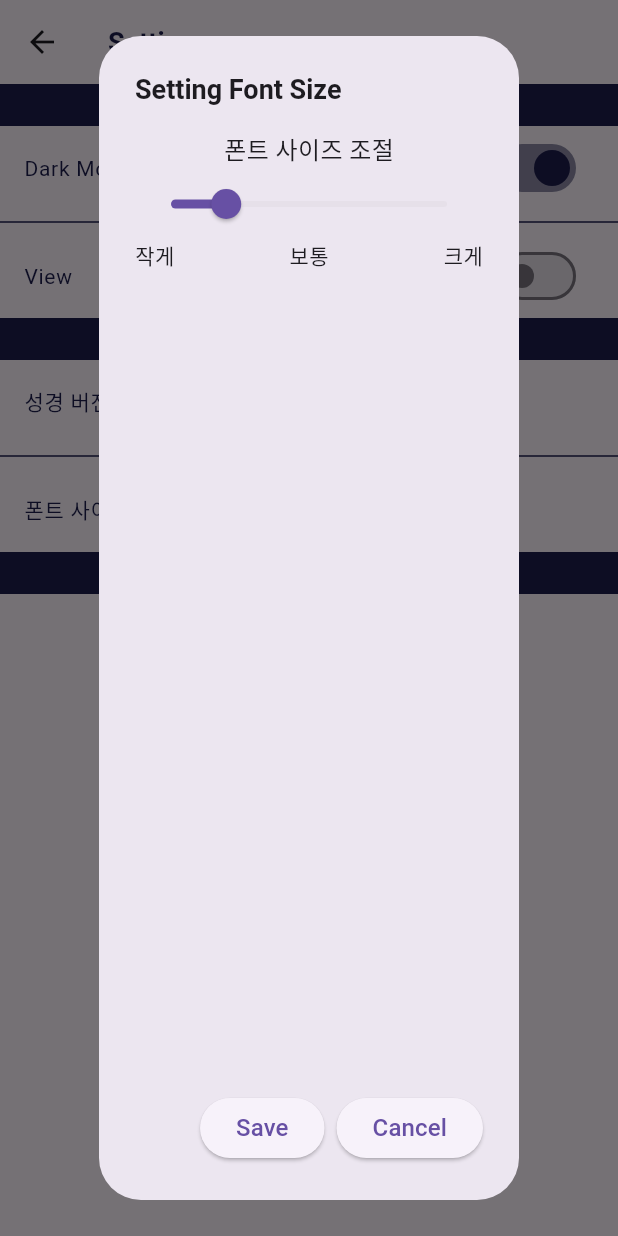
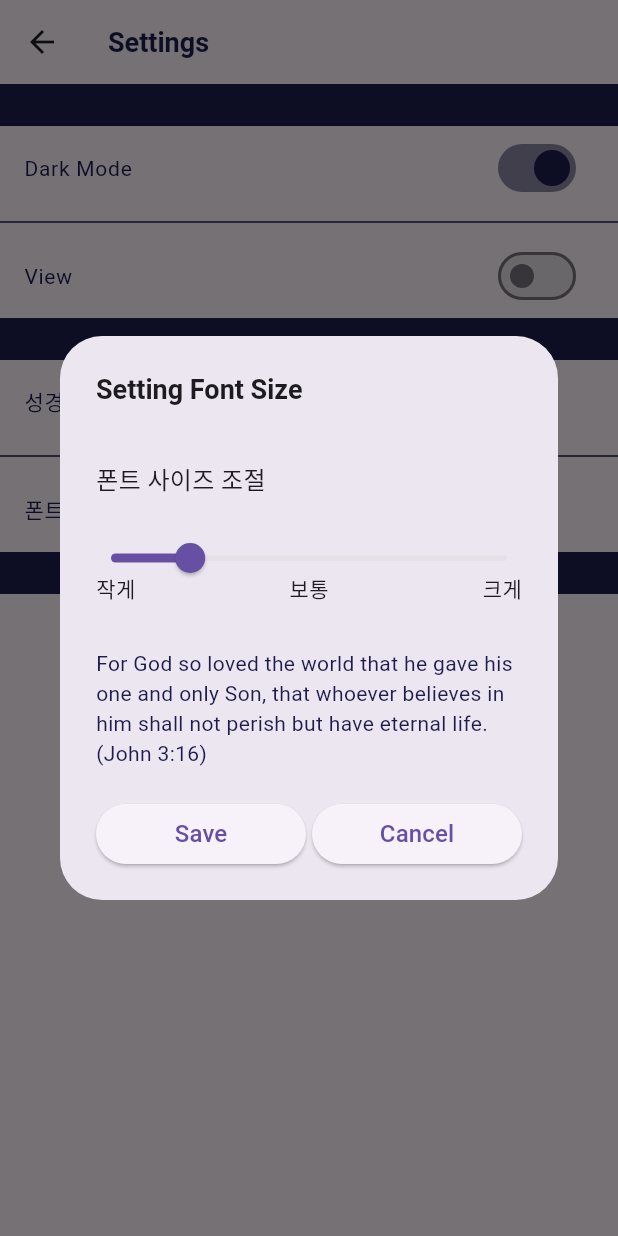
Before and after one commit to logiggi/lifoveBible, a Flutter app: the SettingPage screen opened by its route, after a tap on "폰트 사이즈", on a phone screen of 412 x 824 dp. Run offline on Flutter 3.47's test engine with Material 3 defaults, Android fonts, the phone set to English and light mode, and no system bars; our stand-ins replace dio, permission_handler; missing offline and left inert: dart:ffi.

Commit message:
폰트사이즈 수정 Alert 수정

```diff
--- a/lib/setting.dart
+++ b/lib/setting.dart
@@ -43,7 +43,7 @@ class SettingPage extends StatelessWidget {
                   showDialog(
                       context: context,
                       builder: (context) {
-                        return const FontSettingDialog();
+                        return const FontSetting();
                       });
                 },
                 child: const ListTile(
@@ -71,60 +71,28 @@ class FontSetting extends StatelessWidget {
   Widget build(BuildContext context) {
     final settings = Provider.of<SettingProvider>(context);
     double tempSize = settings.fontSize;
-    return Container(
-        height: 354,
-        // color: AppColor.secondary,
-        child: Column(
-          children: [
-            const SizedBox(height: 20),
-            Text("FontSize",
-                style: defaultText.copyWith(
-                    fontSize: 16, fontWeight: FontWeight.bold)),
-            const SizedBox(height: 22),
-            Container(
-                padding: const EdgeInsets.only(top: 16, bottom: 16),
-                // color: AppColor.primary,
-                child: const Row(
-                  children: [
-                    SizedBox(width: 32),
-                    Text("폰트 사이즈 조절", style: defaultText),
-                  ],
-                )),
-            Container(
-                // color: AppColor.primary,
-                child: Row(children: [
-              const SizedBox(width: 32),
-              Column(children: [
-                Slider(
-                    value: settings.fontSize,
-                    onChanged: (value) => settings.setFontSize(value),
-                    min: 10,
-                    max: 30),
-                const Row(
-                    mainAxisAlignment: MainAxisAlignment.spaceBetween,
-                    children: [Text('작게'), Text('보통'), Text('크게')])
-              ])
-            ]))
-          ],
-        ));
-  }
-}
-
-class FontSettingDialog extends StatelessWidget {
-  const FontSettingDialog({super.key});
-
-  @override
-  Widget build(BuildContext context) {
-    final settings = Provider.of<SettingProvider>(context);
-    double tempSize = settings.fontSize;
 
     return AlertDialog(
         title: const Text("Setting Font Size",
             style: TextStyle(fontSize: 18, fontWeight: FontWeight.bold)),
-        content: Column(
+        content: SingleChildScrollView(
+          child: IntrinsicHeight(
+            child: Container(
+              width: 300,
+              padding: const EdgeInsets.only(top: 20),
+              child: Column(
+                crossAxisAlignment: CrossAxisAlignment.start,
                 children: [
                   const Text("폰트 사이즈 조절", style: TextStyle(fontSize: 16)),
-            Slider(
+                  const SizedBox(height: 30),
+                  SizedBox(
+                    width: double.infinity,
+                    child: Column(
+                      children: [
+                        SliderTheme(
+                          data: SliderTheme.of(context).copyWith(
+                              overlayShape: SliderComponentShape.noOverlay),
+                          child: Slider(
                               value: tempSize,
                               onChanged: (value) {
                                 tempSize = value;
@@ -132,6 +100,7 @@ class FontSettingDialog extends StatelessWidget {
                               },
                               min: 10,
                               max: 30),
+                        ),
                         const Row(
                           mainAxisAlignment: MainAxisAlignment.spaceBetween,
                           children: [
@@ -142,18 +111,42 @@ class FontSettingDialog extends StatelessWidget {
                         )
                       ],
                     ),
+                  ),
+                  const SizedBox(height: 30),
+                  Text(
+                      "For God so loved the world that he gave his one and only Son, that whoever believes in him shall not perish but have eternal life.(John 3:16)",
+                      style: defaultText.copyWith(fontSize: tempSize))
+                ],
+              ),
+            ),
+          ),
+        ),
         actions: [
-          ElevatedButton(
+          Row(
+            mainAxisAlignment: MainAxisAlignment.spaceBetween,
+            children: [
+              SizedBox(
+                width: 140,
+                height: 40,
+                child: ElevatedButton(
                     onPressed: () {
                       settings.setFontSize(tempSize);
                       Navigator.of(context).pop();
                     },
                     child: const Text("Save", style: TextStyle(fontSize: 16))),
-          ElevatedButton(
+              ),
+              SizedBox(
+                width: 140,
+                height: 40,
+                child: ElevatedButton(
                     onPressed: () {
                       Navigator.of(context).pop();
                     },
-              child: const Text("Cancel", style: TextStyle(fontSize: 16)))
+                    child:
+                        const Text("Cancel", style: TextStyle(fontSize: 16))),
+              )
+            ],
+          )
         ]);
   }
 }
```
Lines whose indentation alone changed are shown as unchanged.
